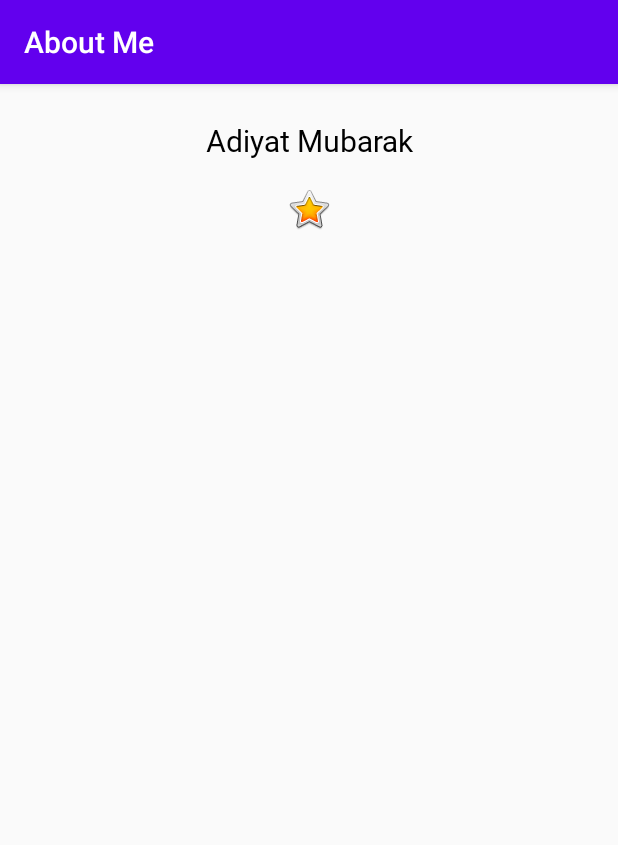
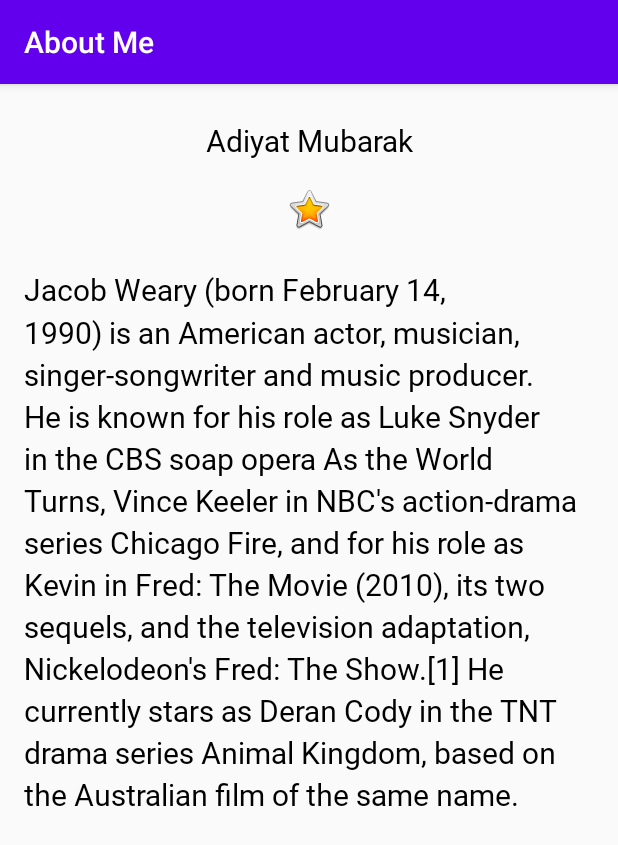
Before and after one commit to Keda87/udacity-android-kotlin, an Android app: the screen it shows after launch (MainActivity), on a phone screen of 412 x 824 dp. Shown: the top 845 px of the screen. Run offline under Robolectric (Android 15) with nearby library versions, the phone set to English and light mode, and no system bars.

Commit message:
Section 2: Add a scrollview

```diff
--- a/AboutMe/app/src/main/res/layout/activity_main.xml
+++ b/AboutMe/app/src/main/res/layout/activity_main.xml
@@ -1,24 +1,38 @@
 <?xml version="1.0" encoding="utf-8"?>
-<LinearLayout
-    xmlns:android="http://schemas.android.com/apk/res/android"
+<LinearLayout xmlns:android="http://schemas.android.com/apk/res/android"
     xmlns:app="http://schemas.android.com/apk/res-auto"
+    android:layout_width="match_parent"
+    android:layout_height="match_parent"
     android:orientation="vertical"
-    android:layout_width="match_parent"
-    android:layout_height="match_parent">
+    android:paddingStart="@dimen/padding"
+    android:paddingEnd="@dimen/padding">
 
     <TextView
         android:id="@+id/name_text"
+        style="@style/NameStyle"
         android:layout_width="match_parent"
         android:layout_height="wrap_content"
         android:text="@string/name"
-        android:textAlignment="center"
-        style="@style/NameStyle" />
+        android:textAlignment="center" />
 
     <ImageView
         android:id="@+id/star_image"
         android:layout_width="match_parent"
         android:layout_height="wrap_content"
-        app:srcCompat="@android:drawable/btn_star_big_on"
+        android:layout_marginTop="@dimen/layout_margin"
         android:contentDescription="@string/yellow_star"
-        android:layout_marginTop="@dimen/layout_margin"/>
+        app:srcCompat="@android:drawable/btn_star_big_on" />
+
+    <ScrollView
+        android:layout_width="match_parent"
+        android:layout_height="match_parent">
+
+        <TextView
+            android:id="@+id/bio_text"
+            style="@style/NameStyle"
+            android:layout_width="match_parent"
+            android:layout_height="wrap_content"
+            android:lineSpacingMultiplier="1.2"
+            android:text="@string/bio" />
+    </ScrollView>
 </LinearLayout>
--- a/AboutMe/app/src/main/res/values/dimens.xml
+++ b/AboutMe/app/src/main/res/values/dimens.xml
@@ -3,4 +3,5 @@
     <dimen name="text_size">20sp</dimen>
     <dimen name="small_padding">8dp</dimen>
     <dimen name="layout_margin">16dp</dimen>
+    <dimen name="padding">16dp</dimen>
 </resources>
--- a/AboutMe/app/src/main/res/values/strings.xml
+++ b/AboutMe/app/src/main/res/values/strings.xml
@@ -2,4 +2,5 @@
     <string name="app_name">About Me</string>
     <string name="name">Adiyat Mubarak</string>
     <string name="yellow_star">Yellow Star</string>
+    <string name="bio">Jacob Weary (born February 14, 1990) is an American actor, musician, singer-songwriter and music producer. He is known for his role as Luke Snyder in the CBS soap opera As the World Turns, Vince Keeler in NBC\'s action-drama series Chicago Fire, and for his role as Kevin in Fred: The Movie (2010), its two sequels, and the television adaptation, Nickelodeon\'s Fred: The Show.[1] He currently stars as Deran Cody in the TNT drama series Animal Kingdom, based on the Australian film of the same name.</string>
 </resources>
```
